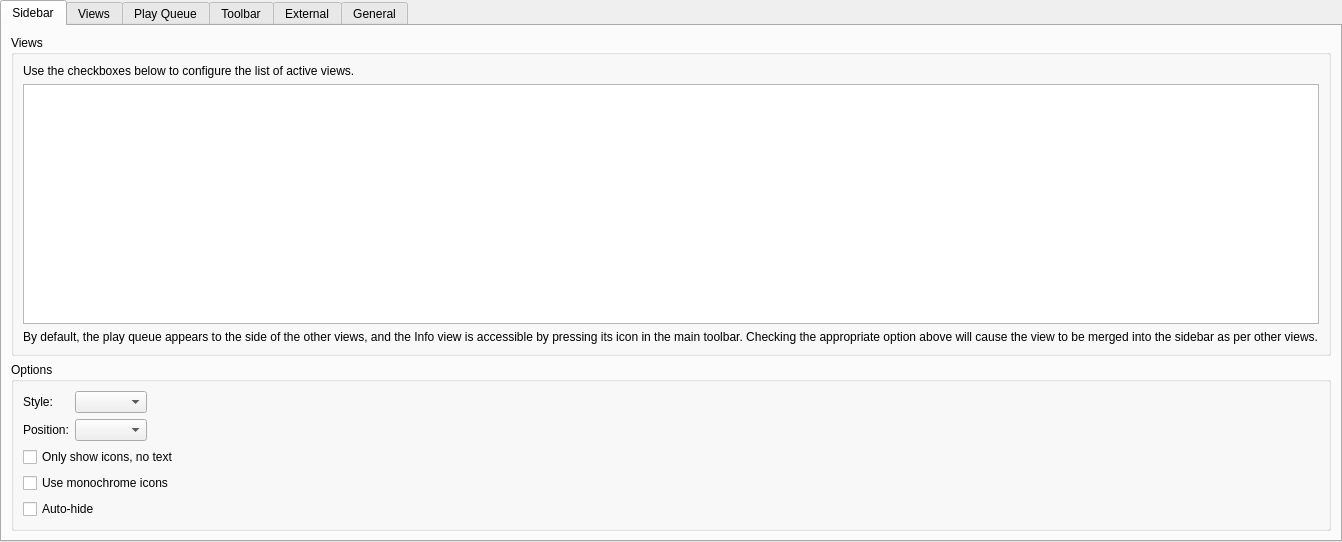
Above: gui/interfacesettings.ui from CDrummond/cantata before the change. Below: the same form after it.
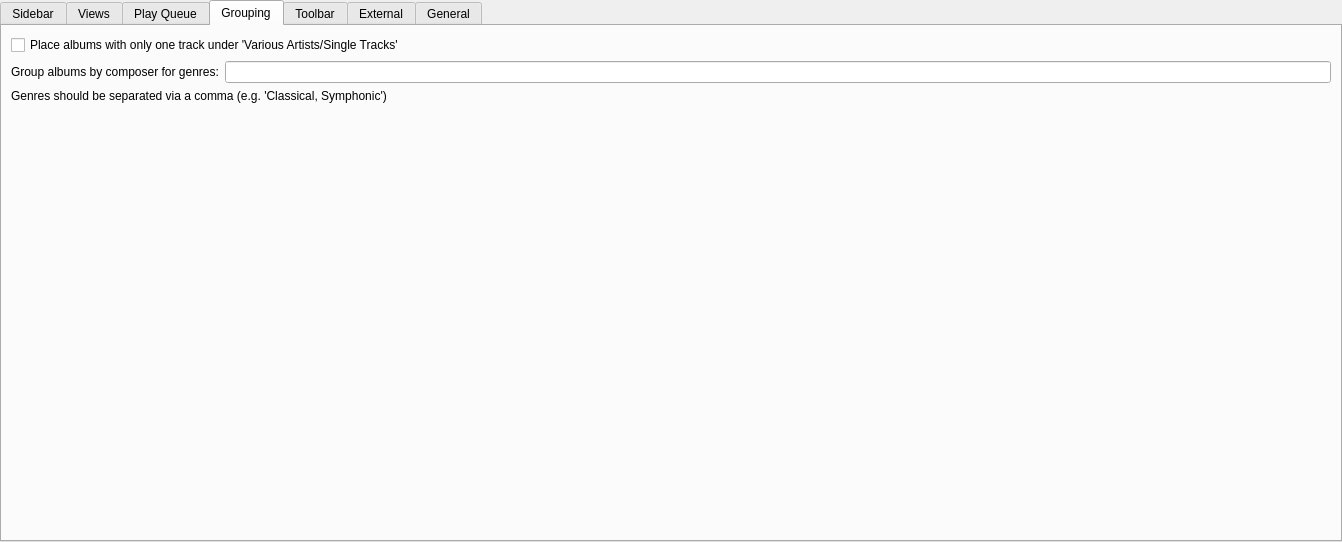
That is the form after the change. The open tabs and pages were chosen to show the change. Custom widgets are drawn as their Qt base class.

Commit message: Add option to provide a list of genres which should use composer, and not album-artist, to group albums.

The edit to the form file:
```diff
--- a/gui/interfacesettings.ui
+++ b/gui/interfacesettings.ui
@@ -584,6 +584,63 @@
        </item>
       </layout>
      </widget>
+     <widget class="QWidget" name="groupingTab">
+      <attribute name="title">
+       <string>Grouping</string>
+      </attribute>
+      <layout class="QVBoxLayout" name="verticalLayout_3x">
+       <item>
+        <layout class="QFormLayout" name="formLayout_4x">
+         <property name="fieldGrowthPolicy">
+          <enum>QFormLayout::ExpandingFieldsGrow</enum>
+         </property>
+         <item row="0" column="0" colspan="2">
+          <widget class="QCheckBox" name="groupSingle">
+           <property name="text">
+            <string>Place albums with only one track under 'Various Artists/Single Tracks'</string>
+           </property>
+          </widget>
+         </item>
+         <item row="1" column="0">
+          <widget class="BuddyLabel" name="composerGenresLabel">
+          <property name="toolTip">
+           <string>Use the 'Composer' tag, and not 'Artist' or 'Album Artist', to group albums.</string>
+          </property>
+          <property name="text">
+           <string>Group albums by composer for genres:</string>
+          </property>
+           <property name="buddy">
+            <cstring>composerGenres</cstring>
+           </property>
+          </widget>
+         </item>
+         <item row="1" column="1">
+          <widget class="LineEdit" name="composerGenres"/>
+         </item>
+        </layout>
+       </item>
+       <item>
+        <widget class="NoteLabel" name="composerGenresNoteLabel">
+         <property name="text">
+          <string>Genres should be separated via a comma (e.g. 'Classical, Symphonic')</string>
+         </property>
+        </widget>
+       </item>
+       <item>
+        <spacer name="verticalSpacer_2cx">
+         <property name="orientation">
+          <enum>Qt::Vertical</enum>
+         </property>
+         <property name="sizeHint" stdset="0">
+          <size>
+           <width>16</width>
+           <height>16</height>
+          </size>
+         </property>
+        </spacer>
+       </item>
+      </layout>
+     </widget>
      <widget class="QWidget" name="toolbarTab">
       <attribute name="title">
        <string>Toolbar</string>
@@ -703,26 +760,6 @@
           <enum>QFormLayout::ExpandingFieldsGrow</enum>
          </property>
          <item row="0" column="0" colspan="2">
-          <widget class="QCheckBox" name="groupSingle">
-           <property name="toolTip">
-            <string>Place albums with only one track under 'Various Artists/Single Tracks'</string>
-           </property>
-           <property name="text">
-            <string>Group single track albums</string>
-           </property>
-          </widget>
-         </item>
-         <item row="1" column="0" colspan="2">
-          <widget class="QCheckBox" name="useComposer">
-           <property name="toolTip">
-            <string>Use the 'Composer' tag, and not 'Artist' or 'Album Artist', to group albums.</string>
-           </property>
-           <property name="text">
-            <string>Group albums by composer</string>
-           </property>
-          </widget>
-         </item>
-         <item row="2" column="0" colspan="2">
           <widget class="QCheckBox" name="filteredOnly">
            <property name="toolTip">
             <string>&lt;p&gt;When adding artists, or albums to the playqueue, or editing tags, etc, then only use songs that pass the current Genre or string filter.&lt;/p&gt;&lt;p&gt;e.g. If you have an album with 10 songs, but only 5 have the genre set to 'Metal', then only these 5 would be added if the view's Genre filter was set to 'Metal'.</string>
@@ -857,6 +894,12 @@
    <header>support/pathrequester.h</header>
    <container>1</container>
   </customwidget>
+  <customwidget>
+   <class>LineEdit</class>
+   <extends>QLineEdit</extends>
+   <header>support/lineedit.h</header>
+   <container>1</container>
+  </customwidget>
  </customwidgets>
  <resources/>
  <connections>
```
Left out of the diff: 16 changed lines with no effect on the pictures. The commit also changes 15 other files.
